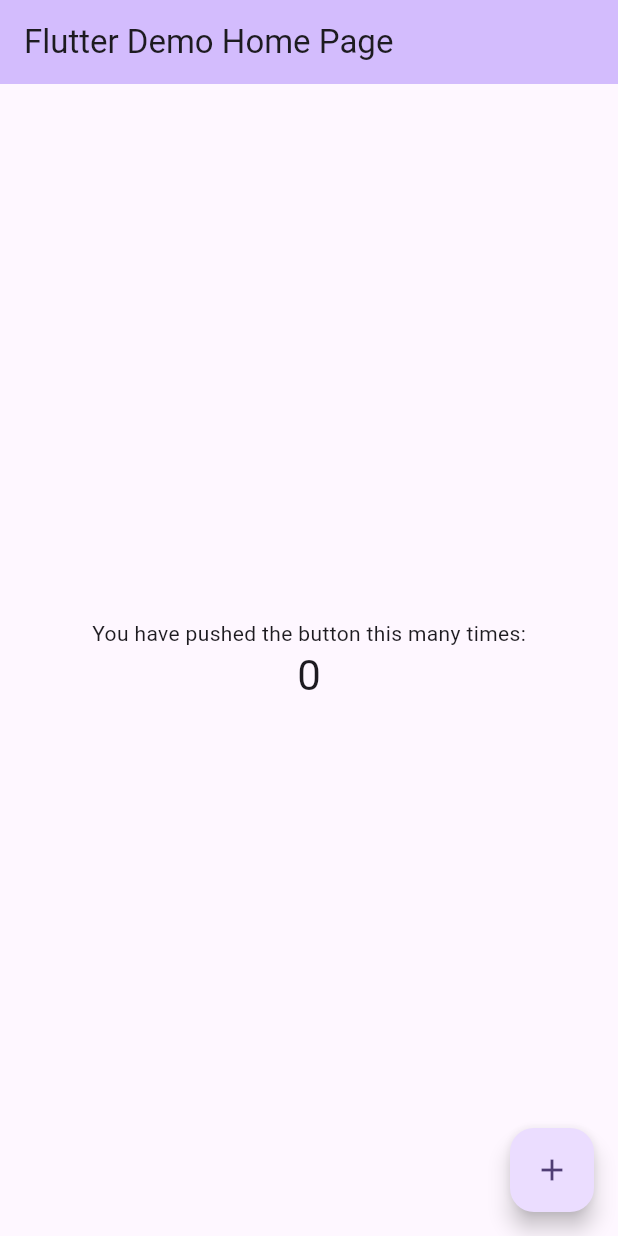
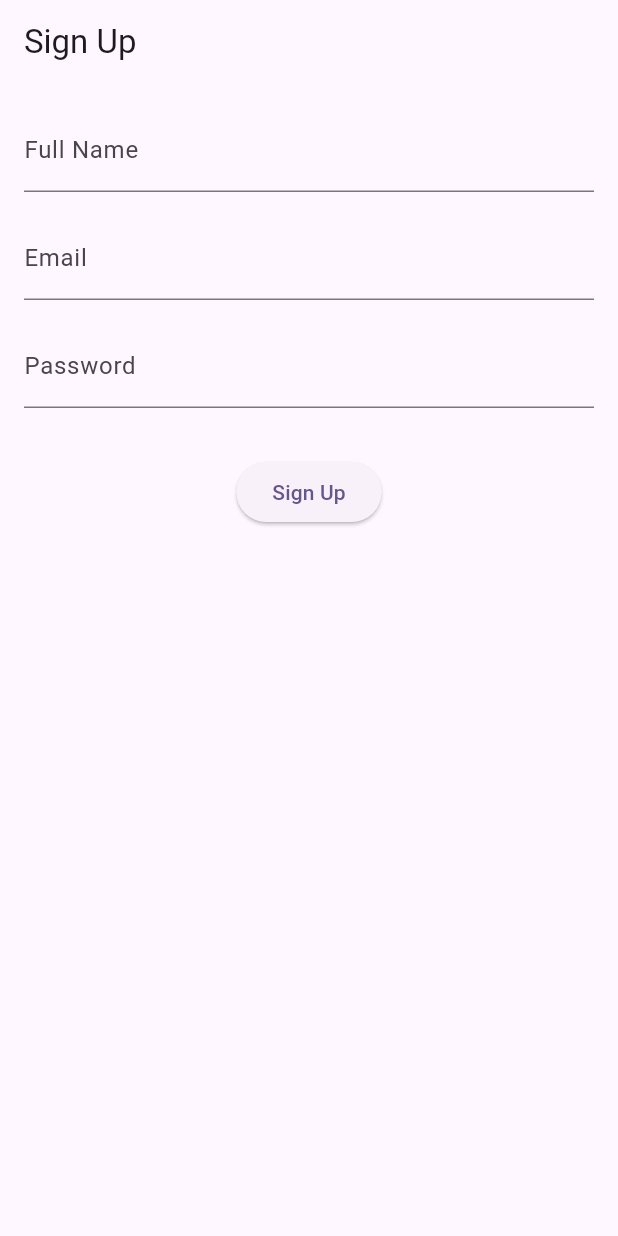
Before and after one commit to Imanelakehal/checkup_mobile, a Flutter app: the screen it shows after launch, on a phone screen of 412 x 824 dp. Run offline on Flutter 3.47's test engine with Material 3 defaults, Android fonts, the phone set to English and light mode, and no system bars.

Commit message:
Clean Architecture Folder Structure

```diff
--- /dev/null
+++ b/lib/features/presentation/pages/signup_page.dart
@@ -0,0 +1,68 @@
+import 'package:flutter/material.dart';
+
+class SignUpPage extends StatefulWidget {
+  const SignUpPage({super.key});
+
+  @override
+  State<SignUpPage> createState() => _SignUpPageState();
+}
+
+class _SignUpPageState extends State<SignUpPage> {
+  final _formKey = GlobalKey<FormState>();
+  final TextEditingController _nameController = TextEditingController();
+  final TextEditingController _emailController = TextEditingController();
+  final TextEditingController _passwordController = TextEditingController();
+
+  @override
+  Widget build(BuildContext context) {
+    return Scaffold(
+      appBar: AppBar(title: const Text("Sign Up")),
+      body: Padding(
+        padding: const EdgeInsets.all(16.0),
+        child: Form(
+          key: _formKey,
+          child: Column(
+            children: [
+              TextFormField(
+                controller: _nameController,
+                decoration: const InputDecoration(labelText: "Full Name"),
+                validator: (value) =>
+                    value == null || value.isEmpty ? "Enter your name" : null,
+              ),
+              const SizedBox(height: 16),
+              TextFormField(
+                controller: _emailController,
+                decoration: const InputDecoration(labelText: "Email"),
+                keyboardType: TextInputType.emailAddress,
+                validator: (value) => value == null || !value.contains("@")
+                    ? "Enter a valid email"
+                    : null,
+              ),
+              const SizedBox(height: 16),
+              TextFormField(
+                controller: _passwordController,
+                decoration: const InputDecoration(labelText: "Password"),
+                obscureText: true,
+                validator: (value) => value == null || value.length < 6
+                    ? "Password must be at least 6 chars"
+                    : null,
+              ),
+              const SizedBox(height: 32),
+              ElevatedButton(
+                onPressed: () {
+                  if (_formKey.currentState!.validate()) {
+                    // TODO: Call API to register user
+                    ScaffoldMessenger.of(context).showSnackBar(
+                      const SnackBar(content: Text("Signing Up...")),
+                    );
+                  }
+                },
+                child: const Text("Sign Up"),
+              ),
+            ],
+          ),
+        ),
+      ),
+    );
+  }
+}
--- a/lib/main.dart
+++ b/lib/main.dart
@@ -1,3 +1,4 @@
+import 'package:checkup_mobile/features/presentation/pages/signup_page.dart';
 import 'package:flutter/material.dart';
 
 void main() {
@@ -7,116 +8,16 @@ void main() {
 class MyApp extends StatelessWidget {
   const MyApp({super.key});
 
-  // This widget is the root of your application.
   @override
   Widget build(BuildContext context) {
     return MaterialApp(
-      title: 'Flutter Demo',
+      title: 'MedFinder',
+      debugShowCheckedModeBanner: false,
       theme: ThemeData(
-        // This is the theme of your application.
-        //
-        // TRY THIS: Try running your application with "flutter run". You'll see
-        // the application has a purple toolbar. Then, without quitting the app,
-        // try changing the seedColor in the colorScheme below to Colors.green
-        // and then invoke "hot reload" (save your changes or press the "hot
-        // reload" button in a Flutter-supported IDE, or press "r" if you used
-        // the command line to start the app).
-        //
-        // Notice that the counter didn't reset back to zero; the application
-        // state is not lost during the reload. To reset the state, use hot
-        // restart instead.
-        //
-        // This works for code too, not just values: Most code changes can be
-        // tested with just a hot reload.
-        colorScheme: .fromSeed(seedColor: Colors.deepPurple),
+        colorScheme: ColorScheme.fromSeed(seedColor: Colors.deepPurple),
+        useMaterial3: true,
       ),
-      home: const MyHomePage(title: 'Flutter Demo Home Page'),
+      home: const SignUpPage(),
     );
   }
 }
-
-class MyHomePage extends StatefulWidget {
-  const MyHomePage({super.key, required this.title});
-
-  // This widget is the home page of your application. It is stateful, meaning
-  // that it has a State object (defined below) that contains fields that affect
-  // how it looks.
-
-  // This class is the configuration for the state. It holds the values (in this
-  // case the title) provided by the parent (in this case the App widget) and
-  // used by the build method of the State. Fields in a Widget subclass are
-  // always marked "final".
-
-  final String title;
-
-  @override
-  State<MyHomePage> createState() => _MyHomePageState();
-}
-
-class _MyHomePageState extends State<MyHomePage> {
-  int _counter = 0;
-
-  void _incrementCounter() {
-    setState(() {
-      // This call to setState tells the Flutter framework that something has
-      // changed in this State, which causes it to rerun the build method below
-      // so that the display can reflect the updated values. If we changed
-      // _counter without calling setState(), then the build method would not be
-      // called again, and so nothing would appear to happen.
-      _counter++;
-    });
-  }
-
-  @override
-  Widget build(BuildContext context) {
-    // This method is rerun every time setState is called, for instance as done
-    // by the _incrementCounter method above.
-    //
-    // The Flutter framework has been optimized to make rerunning build methods
-    // fast, so that you can just rebuild anything that needs updating rather
-    // than having to individually change instances of widgets.
-    return Scaffold(
-      appBar: AppBar(
-        // TRY THIS: Try changing the color here to a specific color (to
-        // Colors.amber, perhaps?) and trigger a hot reload to see the AppBar
-        // change color while the other colors stay the same.
-        backgroundColor: Theme.of(context).colorScheme.inversePrimary,
-        // Here we take the value from the MyHomePage object that was created by
-        // the App.build method, and use it to set our appbar title.
-        title: Text(widget.title),
-      ),
-      body: Center(
-        // Center is a layout widget. It takes a single child and positions it
-        // in the middle of the parent.
-        child: Column(
-          // Column is also a layout widget. It takes a list of children and
-          // arranges them vertically. By default, it sizes itself to fit its
-          // children horizontally, and tries to be as tall as its parent.
-          //
-          // Column has various properties to control how it sizes itself and
-          // how it positions its children. Here we use mainAxisAlignment to
-          // center the children vertically; the main axis here is the vertical
-          // axis because Columns are vertical (the cross axis would be
-          // horizontal).
-          //
-          // TRY THIS: Invoke "debug painting" (choose the "Toggle Debug Paint"
-          // action in the IDE, or press "p" in the console), to see the
-          // wireframe for each widget.
-          mainAxisAlignment: .center,
-          children: [
-            const Text('You have pushed the button this many times:'),
-            Text(
-              '$_counter',
-              style: Theme.of(context).textTheme.headlineMedium,
-            ),
-          ],
-        ),
-      ),
-      floatingActionButton: FloatingActionButton(
-        onPressed: _incrementCounter,
-        tooltip: 'Increment',
-        child: const Icon(Icons.add),
-      ),
-    );
-  }
-}
```
